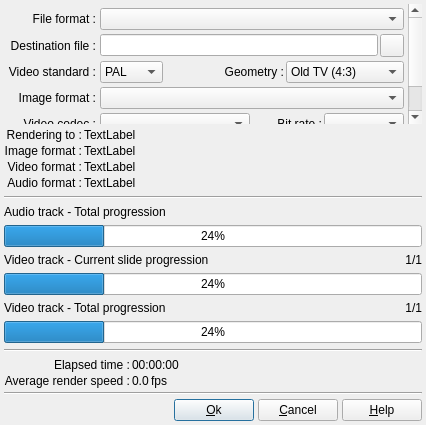
Qt form DlgRenderVideo.ui (boenki/ffdiaporama) before a commit.
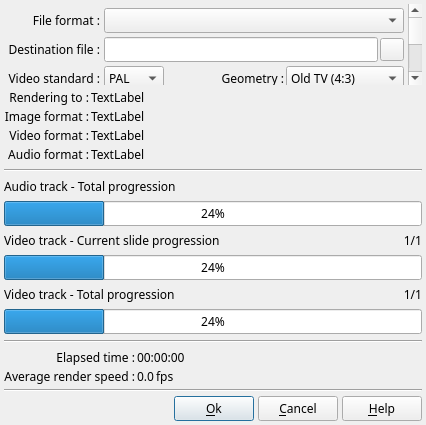
The same form after that commit. Icons and pictures are not drawn.

Commit message: Correction d'un bug dans les boites de modif : l'image affichée n'est pas la bonne suite à la fusion des onglets Passage des polices de toutes les boites de dialogue à "Sans Serif" pour supprimer la dépendance à la police Ubuntu

Patch:
```diff
--- a/DlgRenderVideo.ui
+++ b/DlgRenderVideo.ui
@@ -18,6 +18,7 @@
   </property>
   <property name="font">
    <font>
+    <family>Sans Serif</family>
     <pointsize>9</pointsize>
    </font>
   </property>
@@ -44,8 +45,8 @@
        <rect>
         <x>0</x>
         <y>0</y>
-        <width>401</width>
-        <height>160</height>
+        <width>402</width>
+        <height>188</height>
        </rect>
       </property>
       <layout class="QGridLayout" name="gridLayout_2">
```
The commit also changes 25 other files.
